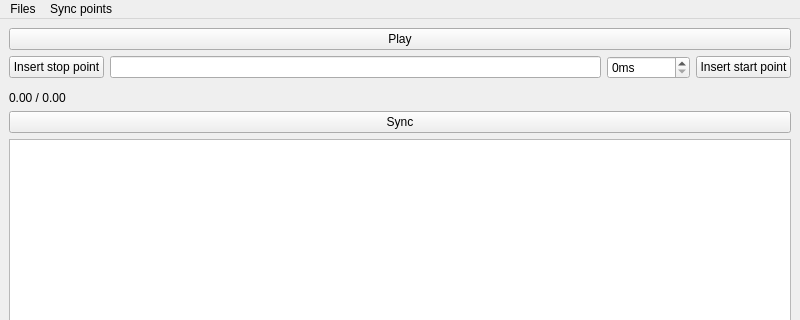
The window that mainwindow.ui (Onetchou/Neola) describes before a commit, drawn with Qt 5; both pictures show x 0 to 800 and y 0 to 320 of the 800 by 480 pixel window.
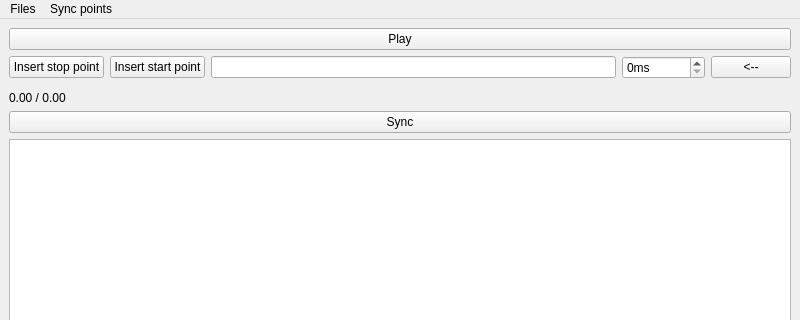
The same window after the commit.

Commit message: Goto previous synchro point button

```diff
--- a/mainwindow.ui
+++ b/mainwindow.ui
@@ -28,6 +28,13 @@
         </property>
        </widget>
       </item>
+      <item>
+       <widget class="QPushButton" name="insertStartPointButton">
+        <property name="text">
+         <string>Insert start point</string>
+        </property>
+       </widget>
+      </item>
       <item>
        <widget class="QLineEdit" name="nameEdit"/>
       </item>
@@ -45,9 +52,9 @@
        </widget>
       </item>
       <item>
-       <widget class="QPushButton" name="insertStartPointButton">
+       <widget class="QPushButton" name="previousPointButton">
         <property name="text">
-         <string>Insert start point</string>
+         <string>&lt;--</string>
         </property>
        </widget>
       </item>
```
The commit also changes 3 other files.
